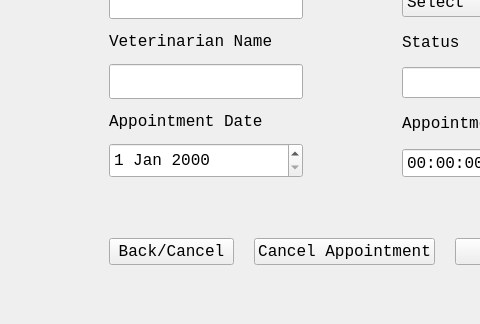
Above: AppointmentModifyUI.ui from ASNaeem/Simple-VCMS before the change; both pictures show x 0 to 480 and y 388 to 712 of the 1007 by 712 pixel window. Below: the same form after it.
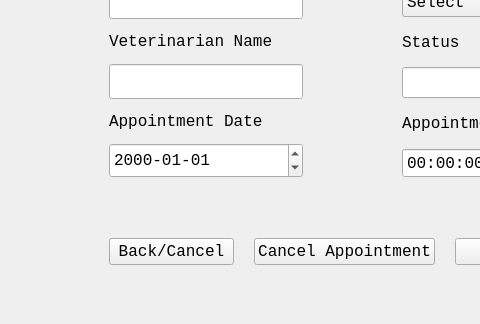
That is the form after the change.

```diff
--- a/AppointmentModifyUI.ui
+++ b/AppointmentModifyUI.ui
@@ -285,6 +285,9 @@
               <pointsize>12</pointsize>
              </font>
             </property>
+            <property name="displayFormat">
+             <string>yyyy-MM-dd</string>
+            </property>
            </widget>
           </item>
          </layout>
```
Left out of the diff: 3 changed lines with no effect on the pictures.
